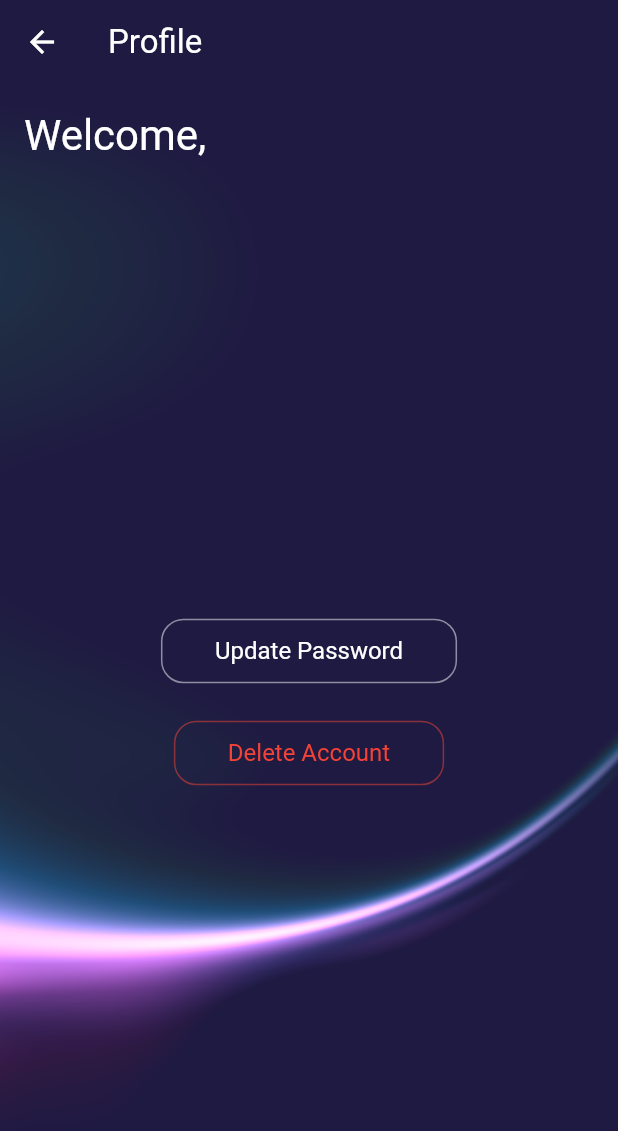
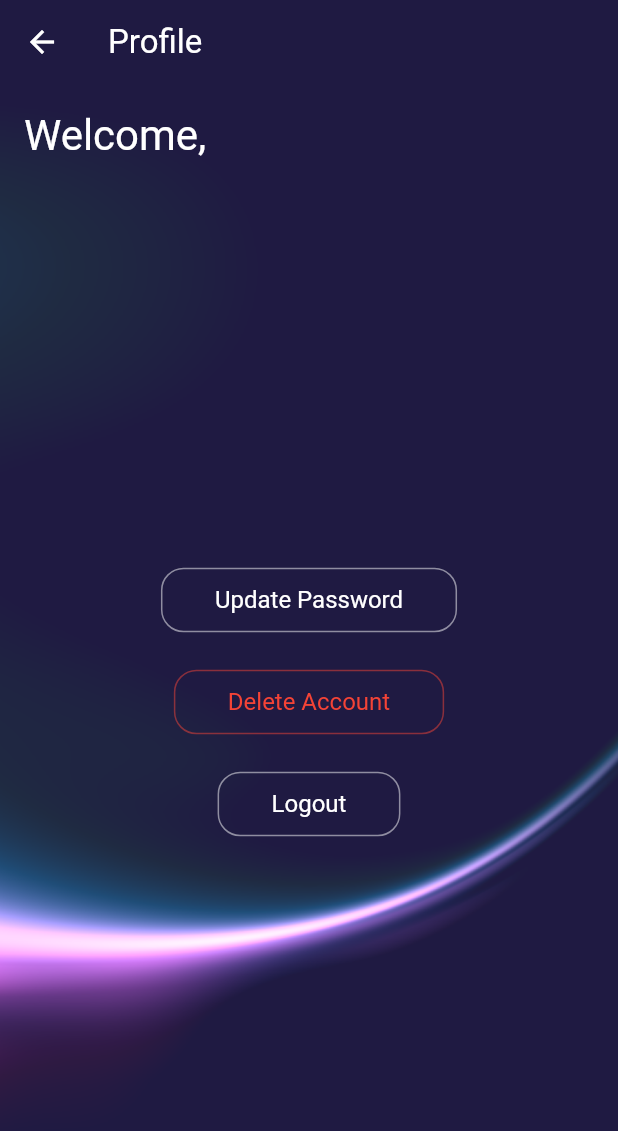
Before and after one commit to Gamakichii/sulyap_kapampangan-og, a Flutter app: the ProfilePage screen opened directly with empty values, on a phone screen of 412 x 824 dp. Shown: the top 1131 px of the screen. Run offline on Flutter 3.47's test engine with Material 3 defaults, Android fonts, the phone set to English and light mode, and no system bars; our stand-ins replace cloud_firestore, firebase_core, google_fonts, objectbox, sqflite; accounts and stored records are empty; generated files the repository leaves out were written again.

Commit message:
temporary logout

```diff
--- a/lib/screens/profile_page.dart
+++ b/lib/screens/profile_page.dart
@@ -11,7 +11,6 @@ class ProfilePage extends StatelessWidget {
   Future<void> _deleteAccount(BuildContext context) async {
     final usersCollection = FirebaseFirestore.instance.collection('users');
 
-    // Show confirmation dialog before deleting the account.
     final confirm = await showDialog<bool>(
       context: context,
       builder: (context) => AlertDialog(
@@ -38,7 +37,6 @@ class ProfilePage extends StatelessWidget {
 
     if (confirm == true) {
       try {
-        // Find the user by username and delete the document.
         final querySnapshot = await usersCollection
             .where('username', isEqualTo: username)
             .get();
@@ -46,11 +44,10 @@ class ProfilePage extends StatelessWidget {
         if (querySnapshot.docs.isNotEmpty) {
           await querySnapshot.docs.first.reference.delete();
 
-          // Navigate back to the login page after deletion.
           Navigator.pushNamedAndRemoveUntil(
             context,
             '/login',
-                (route) => false, // Remove all routes from the stack.
+                (route) => false,
           );
         }
       } catch (e) {
@@ -73,6 +70,16 @@ class ProfilePage extends StatelessWidget {
           ),
         ],
       ),
+    );
+  }
+
+  // Logout method
+  void _logout(BuildContext context) {
+    // Clear any user session or authentication state here
+    Navigator.pushNamedAndRemoveUntil(
+      context,
+      '/login',
+          (route) => false, // Remove all routes from the stack
     );
   }
 
@@ -129,9 +136,11 @@ class ProfilePage extends StatelessWidget {
                               ),
                             ),
                             onPressed: () {
-                              // Navigate to password update screen
-                              Navigator.pushNamed(context, '/updatePassword',
-                                  arguments: username);
+                              Navigator.pushNamed(
+                                context,
+                                '/updatePassword',
+                                arguments: username,
+                              );
                             },
                             child: Padding(
                               padding: const EdgeInsets.all(12.0),
@@ -169,6 +178,32 @@ class ProfilePage extends StatelessWidget {
                               ),
                             ),
                           ),
+                          SizedBox(height: 20),
+                          // Logout button
+                          ElevatedButton(
+                            style: ElevatedButton.styleFrom(
+                              backgroundColor: Colors.transparent,
+                              shadowColor: Colors.transparent,
+                              shape: RoundedRectangleBorder(
+                                borderRadius: BorderRadius.circular(15),
+                              ),
+                              side: BorderSide(
+                                color: Colors.white.withOpacity(0.5),
+                                width: 1,
+                              ),
+                            ),
+                            onPressed: () => _logout(context),
+                            child: Padding(
+                              padding: const EdgeInsets.all(12.0),
+                              child: Text(
+                                'Logout',
+                                style: TextStyle(
+                                  color: Colors.white,
+                                  fontSize: 16,
+                                ),
+                              ),
+                            ),
+                          ),
                         ],
                       ),
                     ),
```
